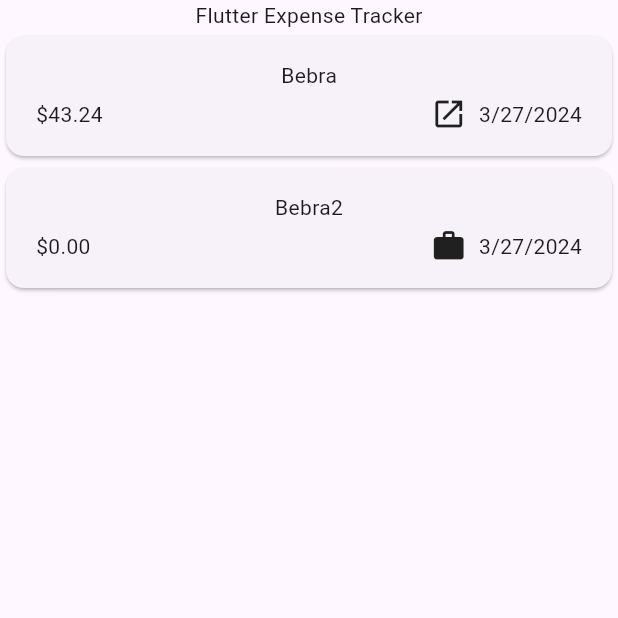
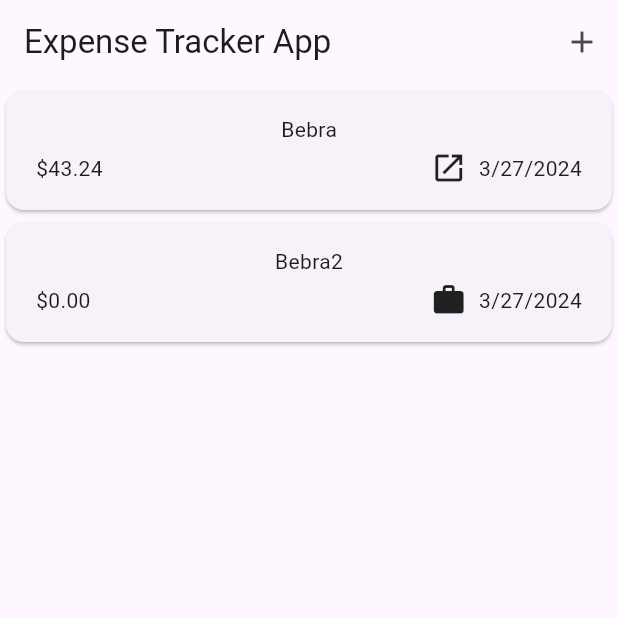
Before and after one commit to loremm34/expense_tracker, a Flutter app: the screen it shows after launch, on a phone screen of 412 x 824 dp, the top half of it. Run offline on Flutter 3.47's test engine with Material 3 defaults, Android fonts, the phone set to English and light mode, and no system bars.

Commit message:
add an appbar

```diff
--- a/lib/expenses.dart
+++ b/lib/expenses.dart
@@ -27,9 +27,19 @@ class _Expenses extends State<Expenses> {
   @override
   Widget build(BuildContext context) {
     return Scaffold(
+      appBar: AppBar(
+        title: Text("Expense Tracker App"),
+        actions: [
+          SizedBox(width: 8,),
+          IconButton(onPressed: () {}, icon: Icon(Icons.add))
+        ],
+      ),
       body: Column(
-        children: [Text("Flutter Expense Tracker"),
-        Expanded(child: ExpensesList(expenses: _registeredExpensese))],
+        children: [
+          Expanded(
+            child: ExpensesList(expenses: _registeredExpensese),
+          ),
+        ],
       ),
     );
   }
--- a/lib/main.dart
+++ b/lib/main.dart
@@ -6,8 +6,6 @@ void main() {
 
 class MyApp extends StatelessWidget {
   const MyApp({super.key});
-
-  // This widget is the root of your application.
   @override
   Widget build(BuildContext context) {
     return MaterialApp(
```
